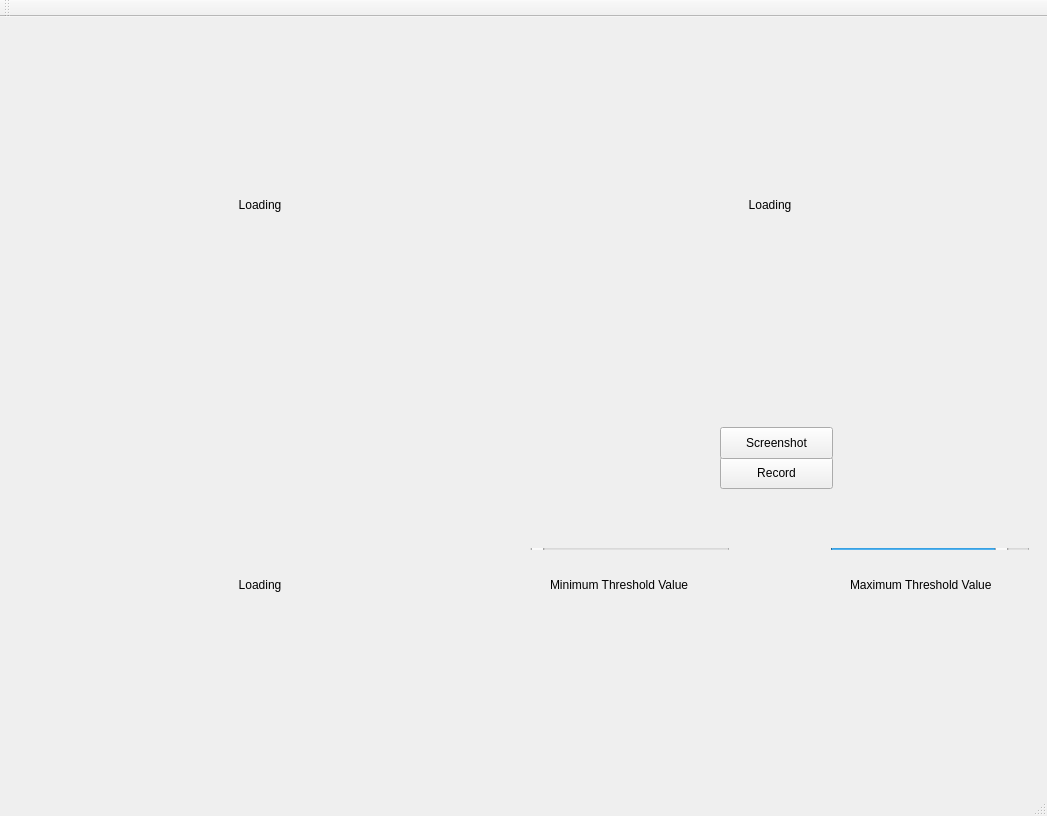
Old version of the form multichannelviewer.ui in the repository Solid-Sponge/MultiChannelViewer.
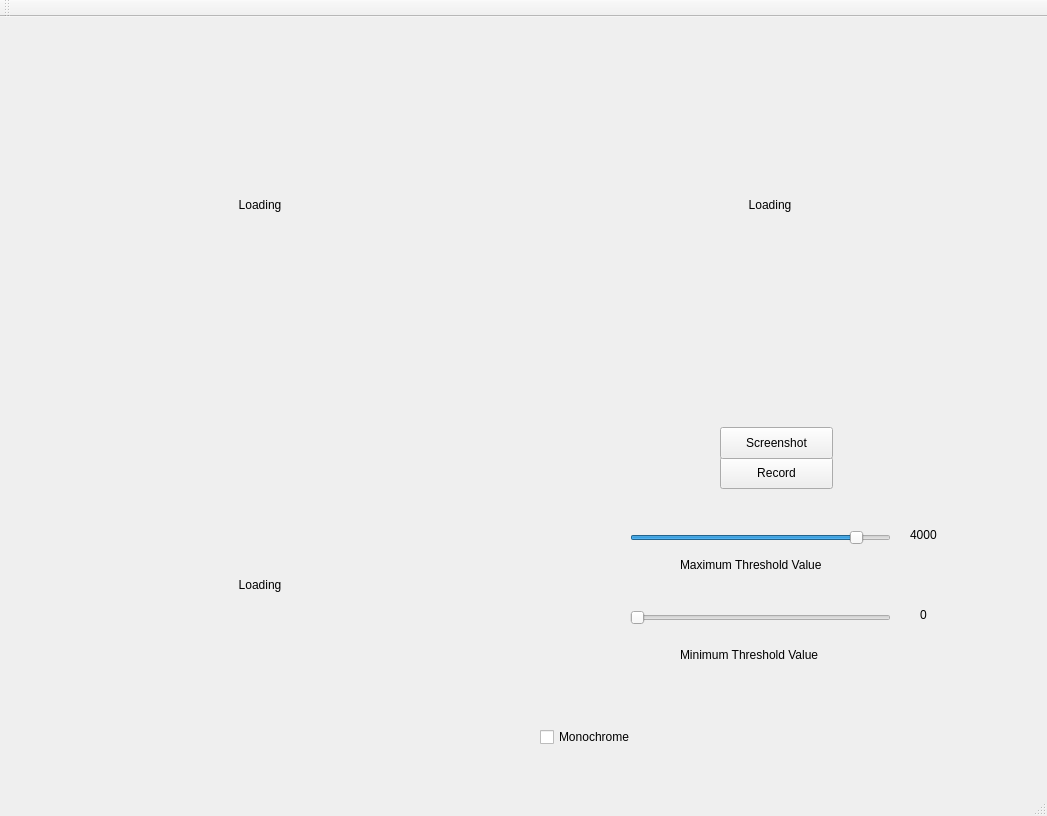
New version of the form.

Commit message:
Added Monochrome option for third screen
Third screen (NIR overlayed on top of WL) now has the option of
making the WL "background" image monochromatic, in order to make
the NIR overlay stand out more

```diff
--- a/multichannelviewer.ui
+++ b/multichannelviewer.ui
@@ -77,8 +77,8 @@
    <widget class="QLabel" name="label">
     <property name="geometry">
      <rect>
-      <x>550</x>
-      <y>560</y>
+      <x>680</x>
+      <y>630</y>
       <width>171</width>
       <height>16</height>
      </rect>
@@ -90,8 +90,8 @@
    <widget class="QLabel" name="label_2">
     <property name="geometry">
      <rect>
-      <x>850</x>
-      <y>560</y>
+      <x>680</x>
+      <y>540</y>
       <width>171</width>
       <height>16</height>
      </rect>
@@ -100,70 +100,6 @@
      <string>Maximum Threshold Value</string>
     </property>
    </widget>
-   <widget class="QWidget" name="layoutWidget">
-    <property name="geometry">
-     <rect>
-      <x>530</x>
-      <y>520</y>
-      <width>511</width>
-      <height>24</height>
-     </rect>
-    </property>
-    <layout class="QHBoxLayout" name="horizontalLayout" stretch="0,0">
-     <property name="spacing">
-      <number>100</number>
-     </property>
-     <property name="leftMargin">
-      <number>0</number>
-     </property>
-     <item>
-      <widget class="QSlider" name="minVal">
-       <property name="orientation">
-        <enum>Qt::Horizontal</enum>
-       </property>
-      </widget>
-     </item>
-     <item>
-      <widget class="QSlider" name="maxVal">
-       <property name="sliderPosition">
-        <number>88</number>
-       </property>
-       <property name="orientation">
-        <enum>Qt::Horizontal</enum>
-       </property>
-      </widget>
-     </item>
-    </layout>
-   </widget>
-   <widget class="QWidget" name="layoutWidget">
-    <property name="geometry">
-     <rect>
-      <x>590</x>
-      <y>490</y>
-      <width>444</width>
-      <height>20</height>
-     </rect>
-    </property>
-    <layout class="QHBoxLayout" name="horizontalLayout_2">
-     <property name="spacing">
-      <number>200</number>
-     </property>
-     <item>
-      <widget class="QLabel" name="minVal_label">
-       <property name="text">
-        <string>0</string>
-       </property>
-      </widget>
-     </item>
-     <item>
-      <widget class="QLabel" name="maxVal_label">
-       <property name="text">
-        <string>4000</string>
-       </property>
-      </widget>
-     </item>
-    </layout>
-   </widget>
    <widget class="QPushButton" name="Screenshot">
     <property name="geometry">
      <rect>
@@ -199,6 +135,74 @@
      <set>Qt::AlignCenter</set>
     </property>
    </widget>
+   <widget class="QCheckBox" name="checkBox">
+    <property name="geometry">
+     <rect>
+      <x>540</x>
+      <y>710</y>
+      <width>111</width>
+      <height>20</height>
+     </rect>
+    </property>
+    <property name="text">
+     <string>Monochrome</string>
+    </property>
+   </widget>
+   <widget class="QSlider" name="minVal">
+    <property name="geometry">
+     <rect>
+      <x>630</x>
+      <y>590</y>
+      <width>261</width>
+      <height>22</height>
+     </rect>
+    </property>
+    <property name="orientation">
+     <enum>Qt::Horizontal</enum>
+    </property>
+   </widget>
+   <widget class="QSlider" name="maxVal">
+    <property name="geometry">
+     <rect>
+      <x>630</x>
+      <y>510</y>
+      <width>261</width>
+      <height>22</height>
+     </rect>
+    </property>
+    <property name="sliderPosition">
+     <number>88</number>
+    </property>
+    <property name="orientation">
+     <enum>Qt::Horizontal</enum>
+    </property>
+   </widget>
+   <widget class="QLabel" name="minVal_label">
+    <property name="geometry">
+     <rect>
+      <x>920</x>
+      <y>590</y>
+      <width>16</width>
+      <height>16</height>
+     </rect>
+    </property>
+    <property name="text">
+     <string>0</string>
+    </property>
+   </widget>
+   <widget class="QLabel" name="maxVal_label">
+    <property name="geometry">
+     <rect>
+      <x>910</x>
+      <y>510</y>
+      <width>33</width>
+      <height>16</height>
+     </rect>
+    </property>
+    <property name="text">
+     <string>4000</string>
+    </property>
+   </widget>
   </widget>
   <widget class="QMenuBar" name="menuBar">
    <property name="geometry">
```
The commit also changes 2 other files.
